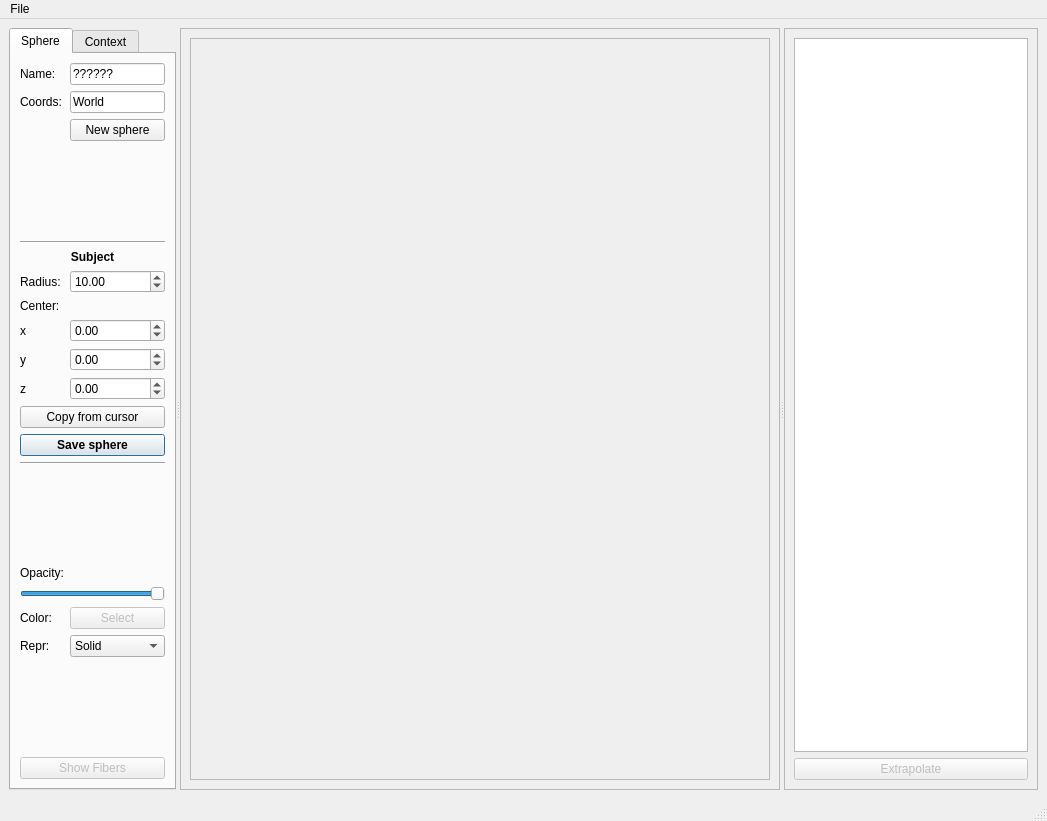
The window that braviz/interaction/qt_guis/roi_builder.ui (diego0020/braviz-app) describes before a commit, drawn with Qt 5.
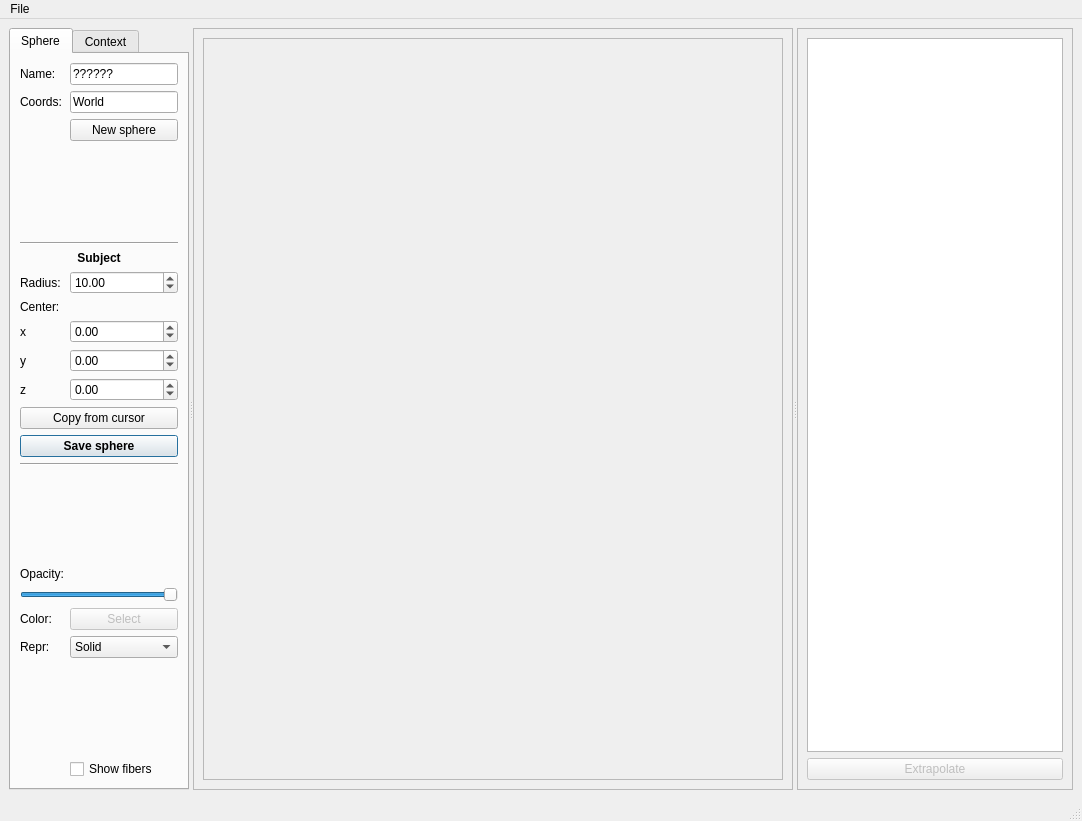
The same window after the commit.

Commit message: fibers in build_roi

What changed in the file:
```diff
--- a/braviz/interaction/qt_guis/roi_builder.ui
+++ b/braviz/interaction/qt_guis/roi_builder.ui
@@ -6,7 +6,7 @@
    <rect>
     <x>0</x>
     <y>0</y>
-    <width>1047</width>
+    <width>930</width>
     <height>821</height>
    </rect>
   </property>
@@ -21,6 +21,12 @@
        <enum>Qt::Horizontal</enum>
       </property>
       <widget class="QTabWidget" name="ContextTab">
+       <property name="sizePolicy">
+        <sizepolicy hsizetype="MinimumExpanding" vsizetype="Expanding">
+         <horstretch>0</horstretch>
+         <verstretch>0</verstretch>
+        </sizepolicy>
+       </property>
        <property name="currentIndex">
         <number>0</number>
        </property>
@@ -250,6 +256,19 @@
            </property>
           </widget>
          </item>
+         <item row="18" column="0">
+          <spacer name="verticalSpacer_4">
+           <property name="orientation">
+            <enum>Qt::Vertical</enum>
+           </property>
+           <property name="sizeHint" stdset="0">
+            <size>
+             <width>20</width>
+             <height>40</height>
+            </size>
+           </property>
+          </spacer>
+         </item>
          <item row="19" column="0">
           <widget class="QLabel" name="label_10">
            <property name="text">
@@ -317,30 +336,14 @@
            </item>
           </widget>
          </item>
-         <item row="18" column="0">
-          <spacer name="verticalSpacer_4">
-           <property name="orientation">
-            <enum>Qt::Vertical</enum>
-           </property>
-           <property name="sizeHint" stdset="0">
-            <size>
-             <width>20</width>
-             <height>40</height>
-            </size>
-           </property>
-          </spacer>
-         </item>
-         <item row="24" column="0" colspan="2">
-          <widget class="QPushButton" name="pushButton">
-           <property name="enabled">
-            <bool>false</bool>
-           </property>
+         <item row="24" column="1">
+          <widget class="QCheckBox" name="show_fibers_check">
            <property name="text">
-            <string>Show Fibers</string>
+            <string>Show fibers</string>
            </property>
           </widget>
          </item>
-         <item row="23" column="0">
+         <item row="23" column="1">
           <spacer name="verticalSpacer">
            <property name="orientation">
             <enum>Qt::Vertical</enum>
@@ -489,6 +492,12 @@
        </widget>
       </widget>
       <widget class="QFrame" name="frame">
+       <property name="sizePolicy">
+        <sizepolicy hsizetype="Expanding" vsizetype="Preferred">
+         <horstretch>10</horstretch>
+         <verstretch>0</verstretch>
+        </sizepolicy>
+       </property>
        <property name="minimumSize">
         <size>
          <width>600</width>
@@ -504,6 +513,12 @@
        <layout class="QVBoxLayout" name="verticalLayout_2">
         <item>
          <widget class="QFrame" name="vtk_frame">
+          <property name="sizePolicy">
+           <sizepolicy hsizetype="Ignored" vsizetype="Preferred">
+            <horstretch>0</horstretch>
+            <verstretch>0</verstretch>
+           </sizepolicy>
+          </property>
           <property name="frameShape">
            <enum>QFrame::StyledPanel</enum>
           </property>
@@ -515,6 +530,12 @@
        </layout>
       </widget>
       <widget class="QFrame" name="frame_2">
+       <property name="sizePolicy">
+        <sizepolicy hsizetype="MinimumExpanding" vsizetype="Preferred">
+         <horstretch>0</horstretch>
+         <verstretch>0</verstretch>
+        </sizepolicy>
+       </property>
        <property name="frameShape">
         <enum>QFrame::StyledPanel</enum>
        </property>
@@ -553,7 +574,7 @@
     <rect>
      <x>0</x>
      <y>0</y>
-     <width>1047</width>
+     <width>930</width>
      <height>26</height>
     </rect>
    </property>
```
The commit also changes 3 other files.
